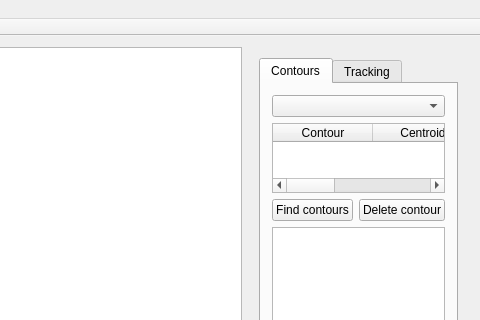
This is mainwindow.ui in jonperdomo/polytracker as Qt 5 draws it before an edit; both pictures show x 223 to 703 and y 0 to 320 of the 703 by 436 pixel window. The edited form follows.
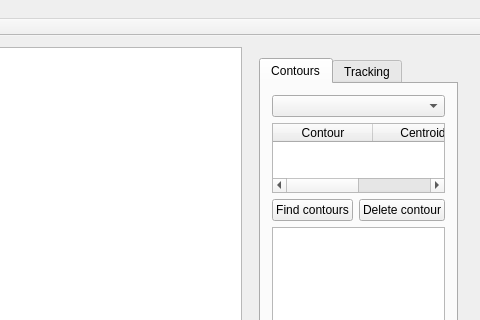
This is the edited form. Custom widgets are drawn as their Qt base class.

Commit message: Updates to rectangular selection. Removed visibility column in table.

What changed in the file:
```diff
--- a/mainwindow.ui
+++ b/mainwindow.ui
@@ -121,11 +121,6 @@
                  <string>Centroid</string>
                 </property>
                </column>
-               <column>
-                <property name="text">
-                 <string>Visible</string>
-                </property>
-               </column>
               </widget>
              </item>
              <item>
```
The commit also changes 3 other files.
